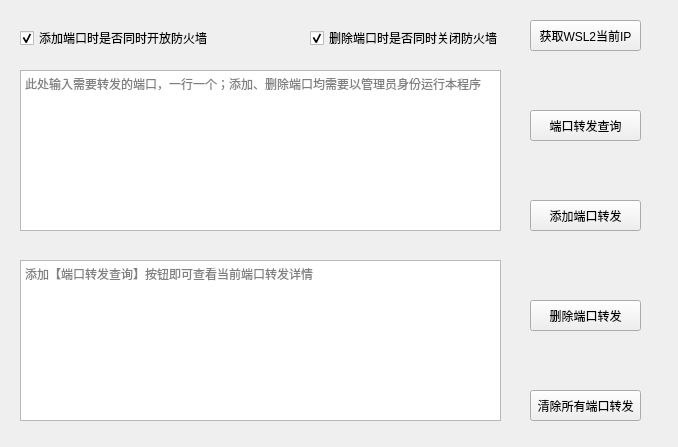
This is src/lib/wsl2.ui in itxq/wslm-gui as Qt 5 draws it before an edit. The edited form follows.
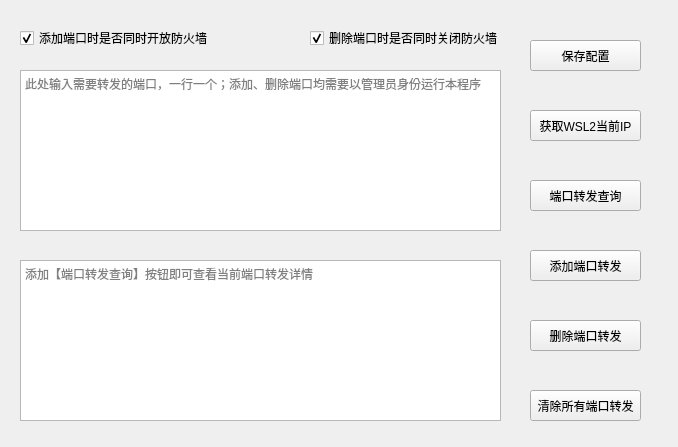
This is the edited form.

Commit message: UI 调整

Patch:
```diff
--- a/src/lib/wsl2.ui
+++ b/src/lib/wsl2.ui
@@ -51,7 +51,7 @@
    <property name="geometry">
     <rect>
      <x>530</x>
-     <y>20</y>
+     <y>110</y>
      <width>111</width>
      <height>31</height>
     </rect>
@@ -73,7 +73,7 @@
    <property name="geometry">
     <rect>
      <x>530</x>
-     <y>110</y>
+     <y>180</y>
      <width>111</width>
      <height>31</height>
     </rect>
@@ -105,7 +105,7 @@
    <property name="geometry">
     <rect>
      <x>530</x>
-     <y>200</y>
+     <y>250</y>
      <width>111</width>
      <height>31</height>
     </rect>
@@ -121,7 +121,7 @@
    <property name="geometry">
     <rect>
      <x>530</x>
-     <y>300</y>
+     <y>320</y>
      <width>111</width>
      <height>31</height>
     </rect>
@@ -196,6 +196,28 @@
     <bool>false</bool>
    </property>
   </widget>
+  <widget class="QPushButton" name="save_settings">
+   <property name="geometry">
+    <rect>
+     <x>530</x>
+     <y>40</y>
+     <width>111</width>
+     <height>31</height>
+    </rect>
+   </property>
+   <property name="cursor">
+    <cursorShape>PointingHandCursor</cursorShape>
+   </property>
+   <property name="text">
+    <string>保存配置</string>
+   </property>
+   <property name="default">
+    <bool>false</bool>
+   </property>
+   <property name="flat">
+    <bool>false</bool>
+   </property>
+  </widget>
  </widget>
  <resources/>
  <connections/>
```
